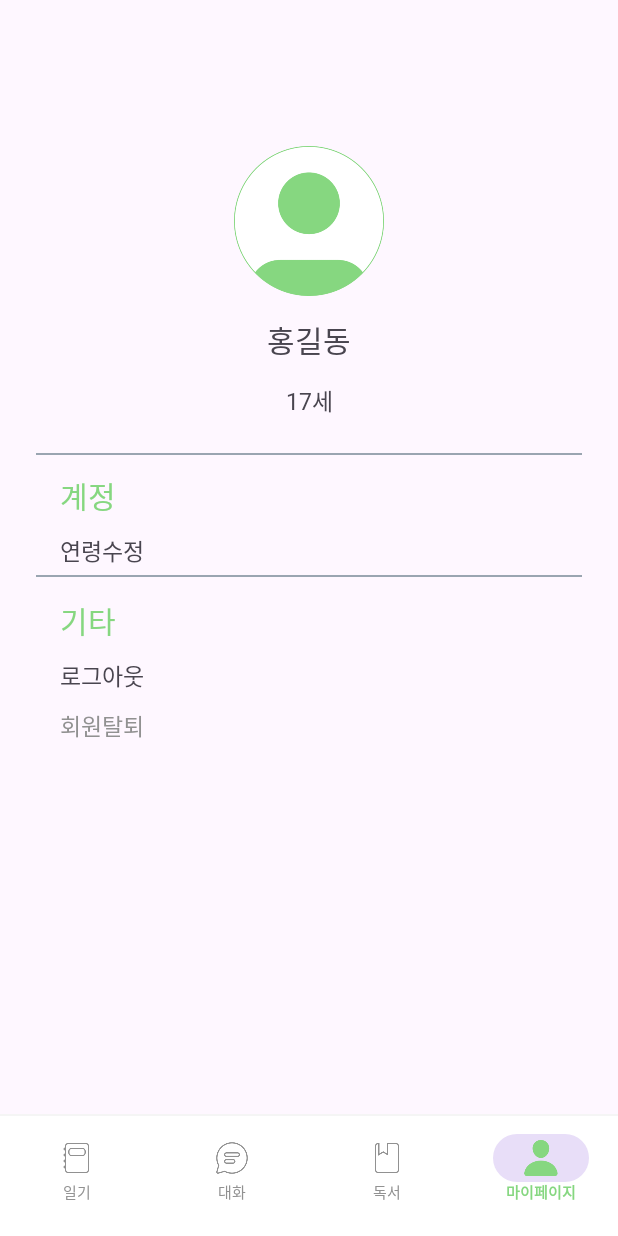
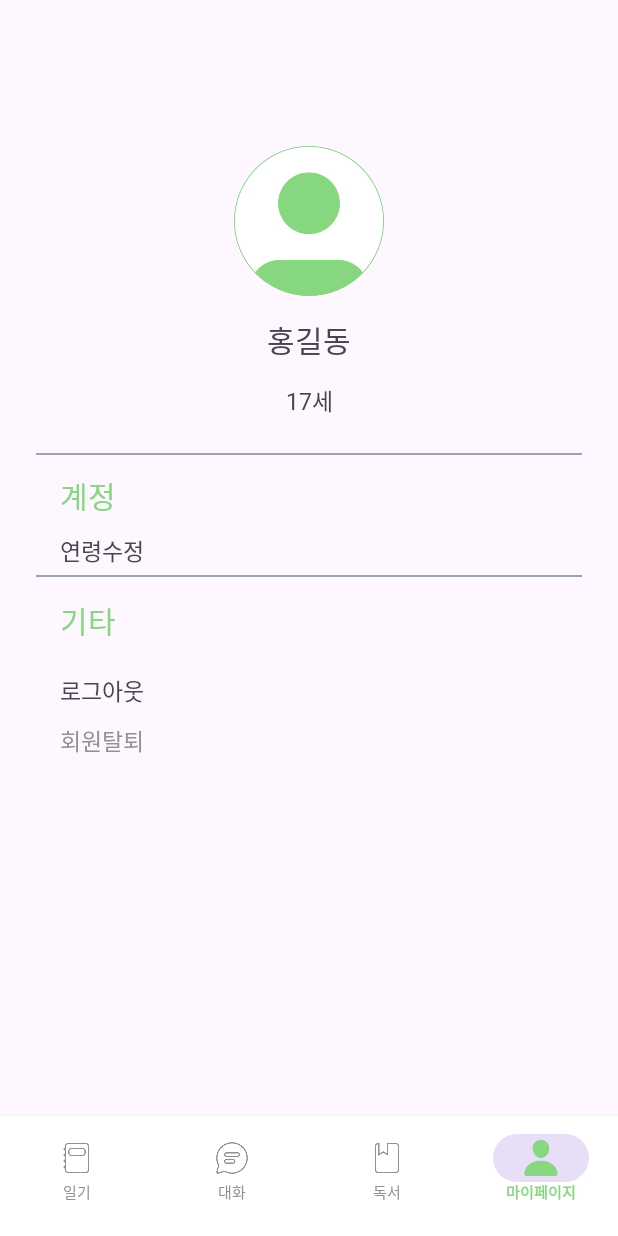
Before and after one commit to Beyond-B/Beyond-B-Front, an Android app: the screen it shows after launch (MainActivity), item 4 of the bottom bar chosen, on a phone screen of 412 x 824 dp. Run offline under Robolectric (Android 15) with nearby library versions, the phone set to English and light mode, and no system bars.

Commit message:
[Feat] 레이아웃 구현 + 커스텀 구현중
레이아웃은 구현했고, 함수 커스텀 다이얼로그 사용하도록 수정중

```diff
--- a/app/build.gradle.kts
+++ b/app/build.gradle.kts
@@ -5,6 +5,8 @@ plugins {
 android {
     namespace = "com.example.beyond_b"
     compileSdk = 34
+
+
 
     defaultConfig {
         applicationId = "com.example.beyond_b"
--- /dev/null
+++ b/app/src/main/res/drawable/bg_round.xml
@@ -0,0 +1,6 @@
+<?xml version="1.0" encoding="utf-8"?>
+<shape xmlns:android="http://schemas.android.com/apk/res/android">
+    <solid android:color="#ffffff"/>
+    <stroke android:color="#eeeeee" android:width="2dp"/>
+    <corners android:radius="15dp"/>
+</shape>
--- a/app/src/main/res/layout/fragment_my_page.xml
+++ b/app/src/main/res/layout/fragment_my_page.xml
@@ -75,7 +75,7 @@
                 android:textSize="20sp" />
 
             <TextView
-                android:id="@+id/correctAge"
+                android:id="@+id/txCorrectAge"
                 android:layout_width="match_parent"
                 android:layout_height="wrap_content"
                 android:fontFamily="@font/pretendard_regular"
@@ -101,6 +101,7 @@
             android:layout_height="match_parent"
             android:layout_marginStart="32dp"
             android:layout_marginTop="375dp"
+            android:layout_marginEnd="32dp"
             android:orientation="vertical"
             app:layout_constraintEnd_toEndOf="parent"
             app:layout_constraintStart_toStartOf="parent"
@@ -117,16 +118,20 @@
                 android:textSize="20sp" />
 
             <TextView
-                android:id="@+id/textView7"
+                android:id="@+id/txLogoutDialog"
                 android:layout_width="match_parent"
                 android:layout_height="wrap_content"
+                android:layout_marginTop="10dp"
+                android:clickable="true"
+                android:focusable="true"
                 android:fontFamily="@font/pretendard_regular"
                 android:paddingTop="10dp"
                 android:text="로그아웃"
-                android:textSize="15sp" />
+                android:textSize="15sp"
+                android:onClick="onLogoutClick"/>
 
             <TextView
-                android:id="@+id/textView8"
+                android:id="@+id/txWithdrawalDialog"
                 android:layout_width="match_parent"
                 android:layout_height="wrap_content"
                 android:fontFamily="@font/pretendard_regular"
```
Also changed, not shown: app/src/main/java/com/example/beyond_b/my_page/DatePickerFragment.java (added, +31 -0 lines), app/src/main/java/com/example/beyond_b/my_page/MyPageFragment.java (+97 -12 lines), app/src/main/res/layout/fragment_dialog_custom.xml (added, +47 -0 lines), 1 other file.
